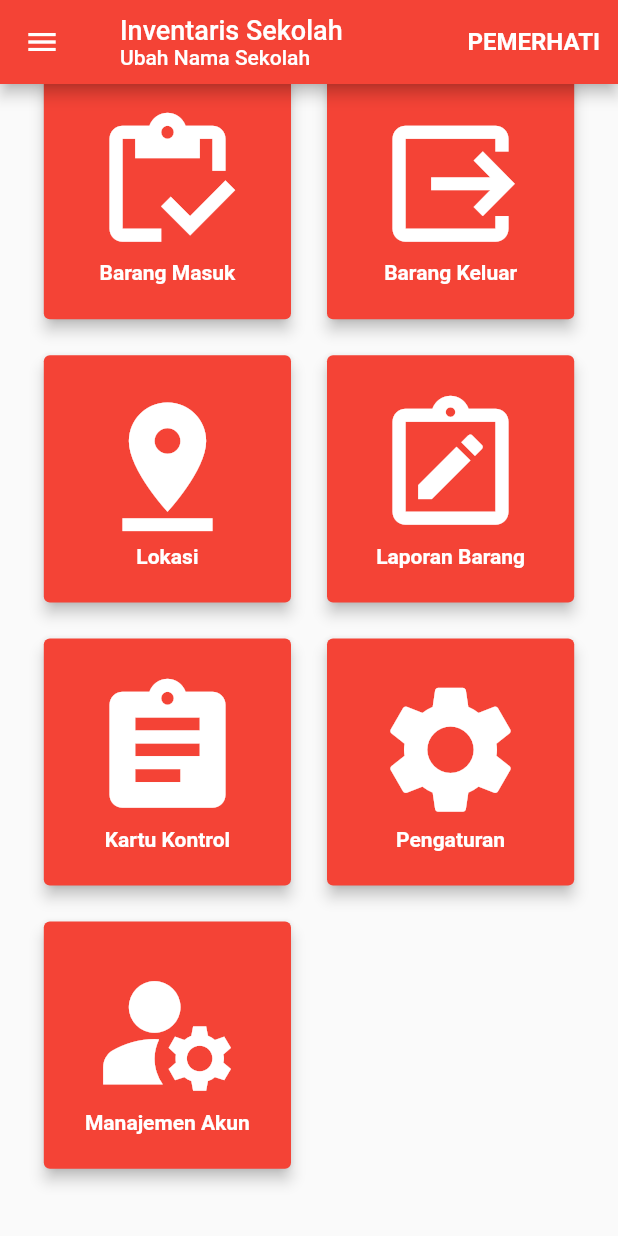
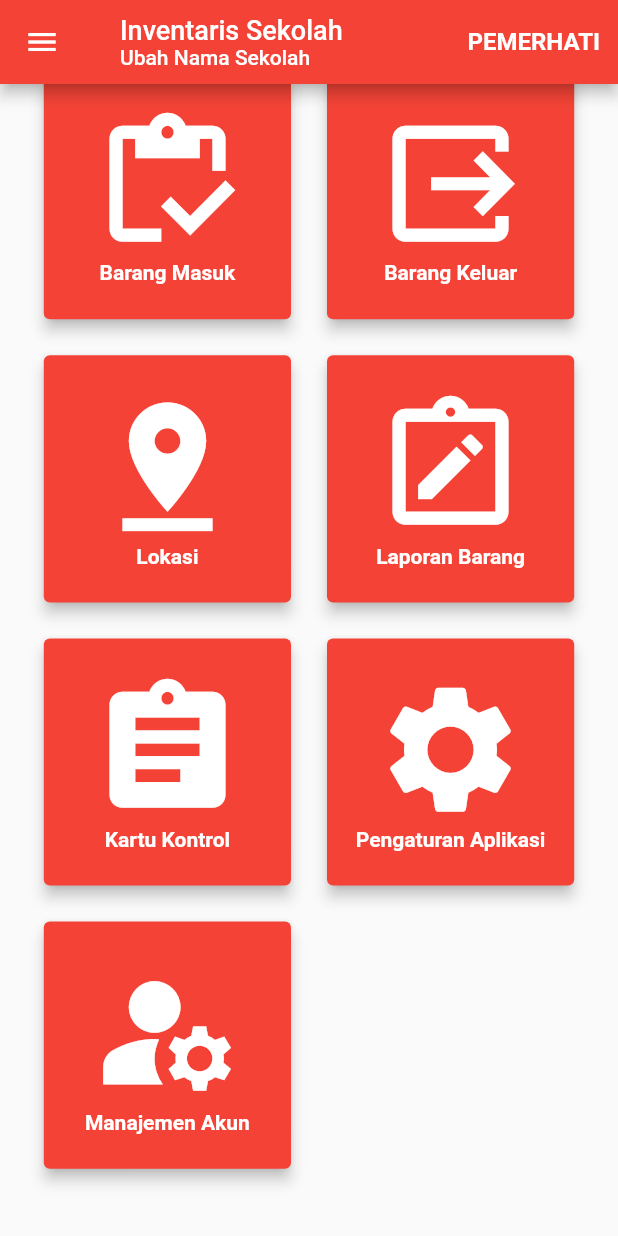
Before and after one commit to septiandjamari/program_inventaris1, a Flutter app: the HalamanUtama screen opened directly, scrolled down 220 dp, on a phone screen of 412 x 824 dp. Run offline on Flutter 3.47's test engine with Material 2 defaults, Android fonts, the light colour scheme and no system bars; our stand-ins replace file_picker, flutter_native_splash, random_string, shared_preferences; accounts and stored records are empty.

Commit message:
commit sore 3 januari 2023

```diff
--- a/lib/autentikasi/2.halaman_utama.dart
+++ b/lib/autentikasi/2.halaman_utama.dart
@@ -32,7 +32,7 @@ class _HalamanUtamaState extends State<HalamanUtama> {
     "Lokasi",
     "Laporan Barang",
     "Kartu Kontrol",
-    "Pengaturan",
+    "Pengaturan Aplikasi",
     "Manajemen Akun",
   ];
 
@@ -370,7 +370,7 @@ List<ListTileMenuAplikasi> listTileMenuAplikasi = [
   ),
   ListTileMenuAplikasi(
     iconMenu: Icons.settings,
-    namaMenu: "Pengaturan",
+    namaMenu: "Pengaturan Aplikasi",
   ),
   ListTileMenuAplikasi(
     iconMenu: Icons.manage_accounts,
--- a/lib/ui/0.beranda/0.beranda.dart
+++ b/lib/ui/0.beranda/0.beranda.dart
@@ -135,7 +135,7 @@ List<CardMenuAplikasi> cardMenuAplikasi = [
   ),
   CardMenuAplikasi(
     iconMenu: Icons.settings,
-    namaMenu: "Pengaturan",
+    namaMenu: "Pengaturan Aplikasi",
   ),
   CardMenuAplikasi(
     iconMenu: Icons.manage_accounts,
```
Also changed, not shown: lib/global_database/6.kartu_kontrol.dart (+17 -1 lines).
